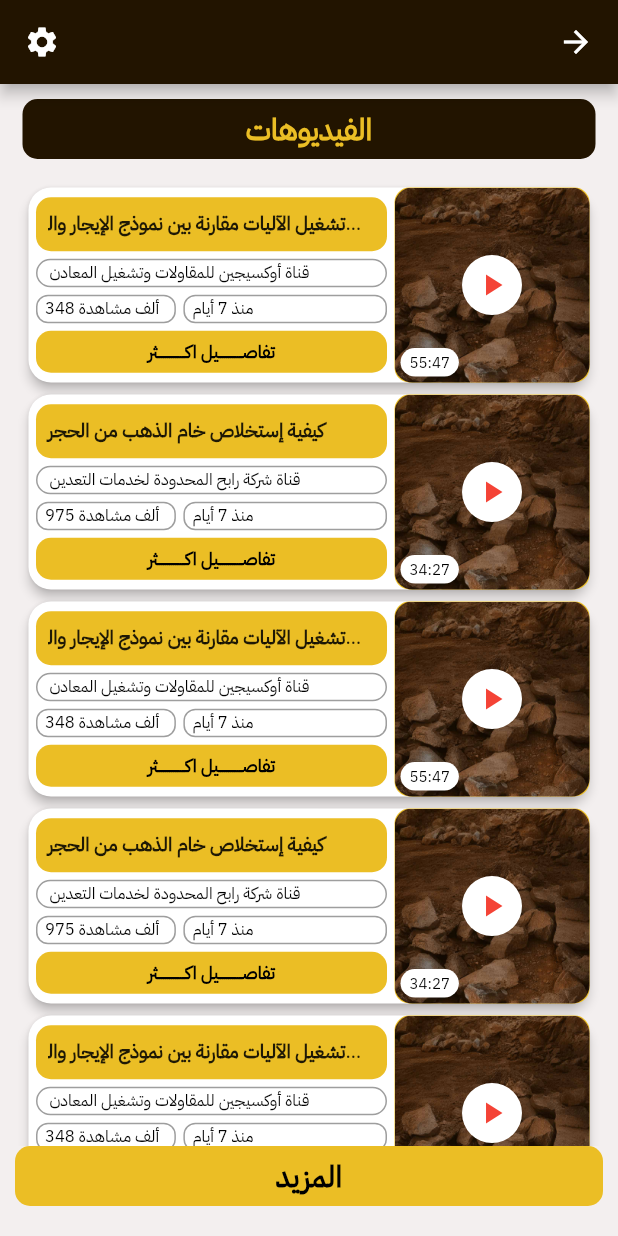
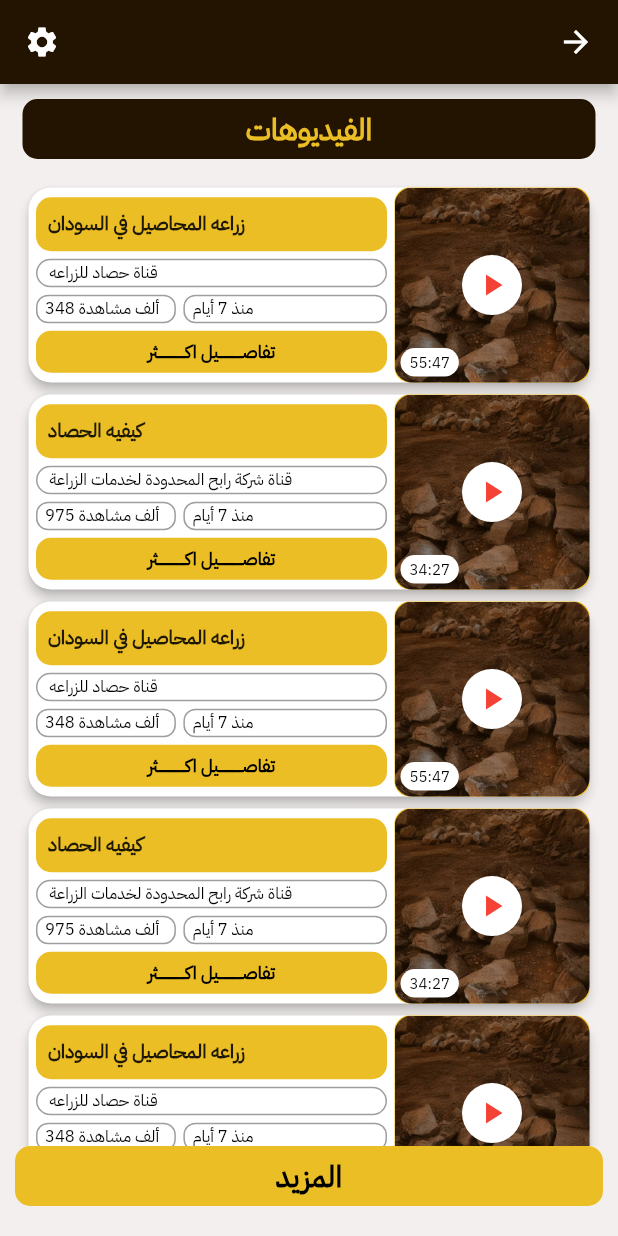
Before and after one commit to mohamed-sd/AlaaeldinMohamede_Classify-main, a Flutter app: the BodcastPage screen opened by its route, on a phone screen of 412 x 824 dp. Run offline on Flutter 3.47's test engine with Material 3 defaults, Android fonts, the phone set to English and light mode, and no system bars; our stand-ins replace audioplayers, awesome_notifications, bloc, cached_network_image, connectivity_plus, country_picker and 37 more; missing offline and left inert: android_intent_plus, any_link_preview, device_region, encrypt, flutter_pdfview, flutter_stripe and 7 more; accounts and stored records are empty; network calls fail; project files that could hold a hidden picture were left out.

Commit message:
update BadcastpGE

```diff
--- a/lib/ui/screens/MiningClub/Courses/BodcastPage.dart
+++ b/lib/ui/screens/MiningClub/Courses/BodcastPage.dart
@@ -50,11 +50,11 @@ class BodcastPage extends StatelessWidget {
               itemBuilder: (context, index) {
                 return VideoCard(
                   title: index.isEven
-                      ? "تشغيل الآليات مقارنة بين نموذج الإيجار والشراء"
-                      : "كيفية إستخلاص خام الذهب من الحجر",
+                      ? "زراعه المحاصيل في السودان"
+                      : "كيفيه الحصاد",
                   channel: index.isEven
-                      ? "قناة أوكسيجين للمقاولات وتشغيل المعادن"
-                      : "قناة شركة رابح المحدودة لخدمات التعدين",
+                      ? "قناة حصاد للزراعه  "
+                      : "قناة شركة رابح المحدودة لخدمات الزراعة",
                   duration: index.isEven ? "55:47" : "34:27",
                   views: index.isEven ? "348 ألف" : "975 ألف",
                   daysAgo: "منذ 7 أيام",
--- a/lib/ui/screens/MiningClub/Courses/VisualMaterialsPage.dart
+++ b/lib/ui/screens/MiningClub/Courses/VisualMaterialsPage.dart
@@ -51,10 +51,10 @@ class VisualMaterialsPage extends StatelessWidget {
                 return VideoCard(
                   title: index.isEven
                       ? "تشغيل الآليات مقارنة بين نموذج الإيجار والشراء"
-                      : "كيفية إستخلاص خام الذهب من الحجر",
+                      : "كيفية السماد    ",
                   channel: index.isEven
-                      ? "قناة أوكسيجين للمقاولات وتشغيل المعادن"
-                      : "قناة شركة رابح المحدودة لخدمات التعدين",
+                      ? "قناة نبات لخدمات الزراعة"
+                      : "قناة شركة رابح المحدودة لخدمات الزراعة",
                   duration: index.isEven ? "55:47" : "34:27",
                   views: index.isEven ? "348 ألف" : "975 ألف",
                   daysAgo: "منذ 7 أيام",
```
